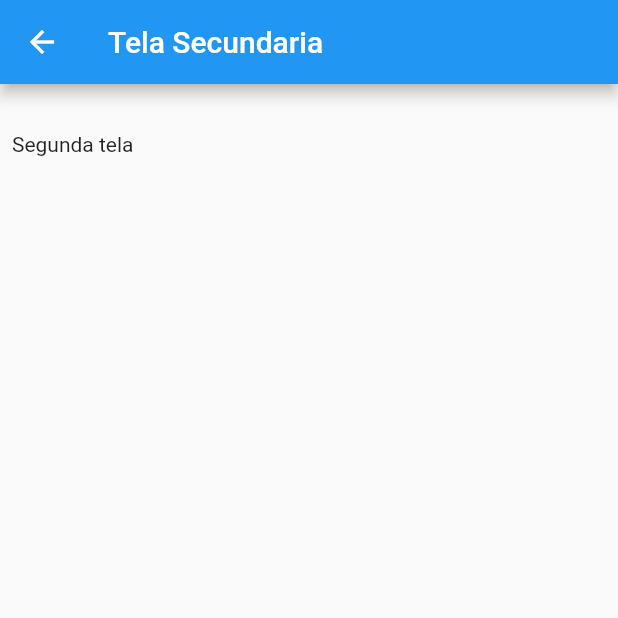
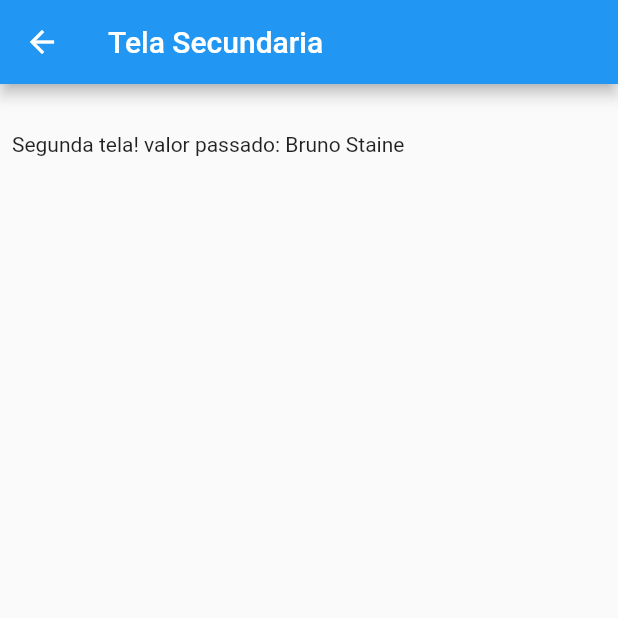
Before and after one commit to brunoconnect/navegacao, a Flutter app: the screen it shows after launch, after a tap on "Ir para segunda tela", on a phone screen of 412 x 824 dp, the top half of it. Run offline on Flutter 3.47's test engine with Material 2 defaults, Android fonts, the phone set to English and light mode, and no system bars.

Commit message:
Passando dados entre telas

```diff
--- a/lib/TelaSecundaria.dart
+++ b/lib/TelaSecundaria.dart
@@ -1,7 +1,8 @@
 import 'package:flutter/material.dart';
 
 class TelaSecundaria extends StatefulWidget {
-  const TelaSecundaria({super.key});
+  String? valor;
+  TelaSecundaria({super.key, this.valor});
 
   @override
   State<TelaSecundaria> createState() => _TelaSecundariaState();
@@ -17,7 +18,8 @@ class _TelaSecundariaState extends State<TelaSecundaria> {
       ),
       body: Container(
         padding: const EdgeInsets.only(top: 32, left: 8, right: 8),
-        child: const Column(children: [Text("Segunda tela")]),
+        child: Column(
+            children: [Text("Segunda tela! valor passado: ${widget.valor}")]),
       ),
     );
   }
--- a/lib/main.dart
+++ b/lib/main.dart
@@ -33,7 +33,8 @@ class _TelaPrincipalState extends State<TelaPrincipal> {
                 Navigator.push(
                     context,
                     MaterialPageRoute(
-                        builder: (context) => const TelaSecundaria()));
+                        builder: (context) =>
+                            TelaSecundaria(valor: "Bruno Staine")));
               },
               child: const Text("Ir para segunda tela")),
         ]),
```
